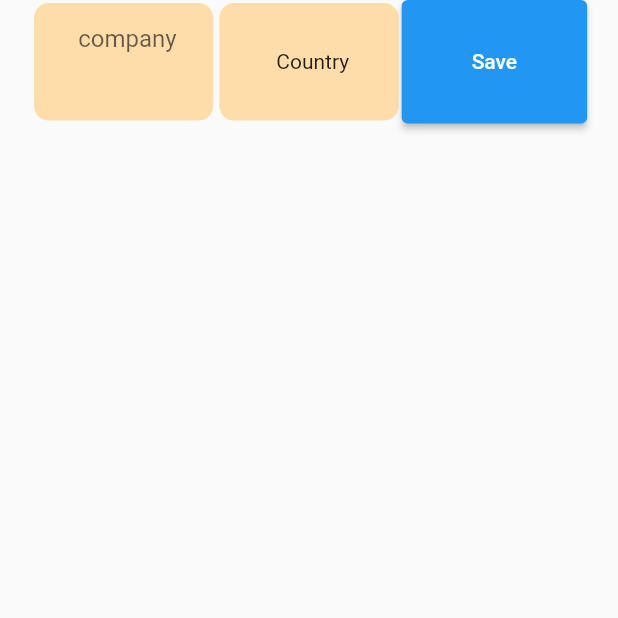
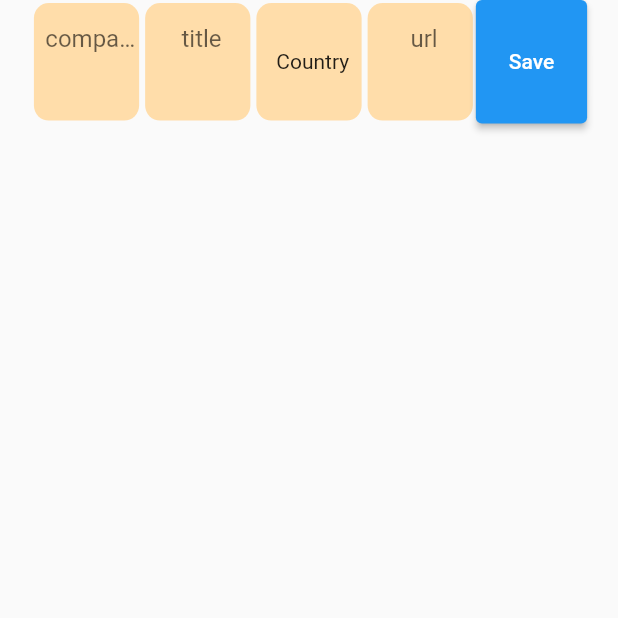
Before and after one commit to nikiforov5000/flutter_jobs_applications, a Flutter app: the screen it shows after launch, on a phone screen of 412 x 824 dp, the top half of it. Run offline on Flutter 3.47's test engine with Material 2 defaults, Android fonts, the phone set to English and light mode, and no system bars; our stand-ins replace cloud_firestore, country_picker, firebase_core; accounts and stored records are empty.

Commit message:
clean all, refactor

```diff
--- a/lib/screens/home_screen/home_screen.dart
+++ b/lib/screens/home_screen/home_screen.dart
@@ -12,7 +12,7 @@ class HomeScreen extends StatelessWidget {
     return Container(
       margin: EdgeInsets.symmetric(horizontal: spacer),
       child: Column(
-        children: [
+        children: const [
           InputSection(),
           JobsStreamBuilder(),
         ],
--- a/lib/screens/home_screen/widgets/input_cell_widget.dart
+++ b/lib/screens/home_screen/widgets/input_cell_widget.dart
@@ -2,7 +2,7 @@ import 'package:flutter/material.dart';
 import 'package:flutter_jobs_applications/screens/home_screen/constants/colors.dart';
 
 class InputCellWidget extends StatelessWidget {
-  InputCellWidget({required this.child});
+  const InputCellWidget({super.key, required this.child});
 
   final Widget child;
 
@@ -10,14 +10,14 @@ class InputCellWidget extends StatelessWidget {
   Widget build(BuildContext context) {
     return Expanded(
       child: Container(
-        padding: EdgeInsets.only(left: 5.0),
-        margin: EdgeInsets.all(2.0),
+        padding: const EdgeInsets.only(left: 5.0),
+        margin: const EdgeInsets.all(2.0),
         decoration: BoxDecoration(
           color: kInputColor,
           borderRadius: BorderRadius.circular(10),
         ),
         child: child,
       ),
-    );;
+    );
   }
 }
--- a/lib/screens/home_screen/widgets/input_section.dart
+++ b/lib/screens/home_screen/widgets/input_section.dart
@@ -3,42 +3,19 @@ import 'package:flutter_jobs_applications/screens/home_screen/widgets/input_cell
 import 'package:flutter_jobs_applications/screens/home_screen/widgets/my_country_picker.dart';
 import 'package:flutter_jobs_applications/screens/home_screen/widgets/save_button.dart';
 import 'package:flutter_jobs_applications/screens/home_screen/widgets/text_field_widget.dart';
-import 'package:flutter_jobs_applications/services/company_provider.dart';
-import 'package:flutter_jobs_applications/services/title_provider.dart';
-import 'package:flutter_jobs_applications/services/url_provider.dart';
-import 'package:provider/provider.dart';
 
 class InputSection extends StatelessWidget {
   const InputSection({Key? key}) : super(key: key);
 
   @override
   Widget build(BuildContext context) {
-    final companyProvider = Provider.of<CompanyProvider>(context);
-    final urlProvider = Provider.of<UrlProvider>(context);
-    final titleProvider = Provider.of<TitleProvider>(context);
-
     final height = MediaQuery.of(context).size.height;
     final rowHeight = height / 10;
 
-
-    // TextEditingController companyController = TextEditingController();
     final companyInput = TextFieldWidget(label: 'company');
-
-    // TextEditingController titleController = TextEditingController();
-    // final titleInput = TextFieldWidget(label: 'title', provider: titleProvider, controller: titleController,);
-    //
-    // TextEditingController urlController = TextEditingController();
-    // final urlInput = TextFieldWidget(label: 'url', provider: urlProvider, controller: urlController);
-    //
-    // TextEditingController countryController = TextEditingController();
+    final titleInput = TextFieldWidget(label: 'title');
     final MyCountryPicker countryPicker = MyCountryPicker();
-    //
-    // List<TextEditingController> controllers = [
-    //   companyController,
-    //   titleController,
-    //   urlController,
-    //   countryController,
-    // ];
+    final urlInput = TextFieldWidget(label: 'url');
 
     return SizedBox(
       height: rowHeight,
@@ -46,14 +23,14 @@ class InputSection extends StatelessWidget {
         crossAxisAlignment: CrossAxisAlignment.stretch,
         children: [
           InputCellWidget(child: companyInput),
-          // InputCellWidget(child: titleInput),
+          InputCellWidget(child: titleInput),
           InputCellWidget(child: countryPicker),
-          // InputCellWidget(child: urlInput),
+          InputCellWidget(child: urlInput),
           SaveButton(
-              companyWidget: companyInput,
-              // titleInput: titleInput
-              countryPicker: countryPicker
-              // urlInput: urlInput
+            companyWidget: companyInput,
+            countryPicker: countryPicker,
+            titleWidget: titleInput,
+            urlWidget: urlInput,
           ),
         ],
       ),
--- a/lib/screens/home_screen/widgets/item_cell_text.dart
+++ b/lib/screens/home_screen/widgets/item_cell_text.dart
@@ -13,7 +13,7 @@ class ItemCellText extends StatelessWidget {
         mainAxisAlignment: MainAxisAlignment.start,
         children: [
           SizedBox(width: spacer,),
-          Text(data!),
+          Flexible(child: Text(data!, overflow: TextOverflow.ellipsis,)),
           SizedBox(width: spacer,),
         ],
       ),
--- a/lib/screens/home_screen/widgets/jobs_list_view.dart
+++ b/lib/screens/home_screen/widgets/jobs_list_view.dart
@@ -4,30 +4,25 @@ import 'package:flutter_jobs_applications/models/job_application.dart';
 import 'package:flutter_jobs_applications/screens/home_screen/widgets/jobs_list_item.dart';
 
 class JobsListView extends StatelessWidget {
-  JobsListView({required this.snapshot});
+  const JobsListView({super.key, required this.snapshot});
 
   final AsyncSnapshot<QuerySnapshot<Object?>> snapshot;
 
   @override
   Widget build(BuildContext context) {
     return Expanded(
-      child: Container(
       child: ListView.builder(
         itemCount: snapshot.data?.docs.length,
         itemBuilder: (BuildContext context, int index) {
           final doc = snapshot.data?.docs[index];
           if (doc == null || !doc.exists) {
-              return Placeholder(
-                child: Text('NULL document'),
-              );
+            return const Placeholder(child: Text('NULL document'));
           }
-            final JobApplication jobApplication = JobApplication.fromFirebase(doc);
+          final JobApplication jobApplication =
+              JobApplication.fromFirebase(doc);
           return JobsListItem(index, jobApplication);
         },
       ),
-      ),
     );
   }
-
-
 }
--- a/lib/screens/home_screen/widgets/jobs_stream_builder.dart
+++ b/lib/screens/home_screen/widgets/jobs_stream_builder.dart
@@ -10,8 +10,8 @@ class JobsStreamBuilder extends StatelessWidget {
     return StreamBuilder<QuerySnapshot>(
       stream: FirebaseFirestore.instance.collection('applications').snapshots(),
       builder: (context, snapshot) {
-        if (snapshot == null || !snapshot.hasData) {
-          return Text('Snapshot is empty');
+        if (snapshot.hasError || !snapshot.hasData) {
+          return const Text('Snapshot is empty');
         }
         return JobsListView(snapshot: snapshot);
       },
--- a/lib/screens/home_screen/widgets/my_country_picker.dart
+++ b/lib/screens/home_screen/widgets/my_country_picker.dart
@@ -1,24 +1,18 @@
 import 'package:country_picker/country_picker.dart';
 import 'package:flutter/material.dart';
-import 'package:flutter_jobs_applications/services/country_provider.dart';
-import 'package:provider/provider.dart';
 
 class MyCountryPicker extends StatefulWidget {
+  MyCountryPicker({super.key});
+
   get text => countryCode;
   String? countryCode;
+
   @override
   State<MyCountryPicker> createState() => _MyCountryPickerState();
 }
 
 class _MyCountryPickerState extends State<MyCountryPicker> {
-
-  final List<String> favorite = [
-    'TR',
-    'GB',
-    'FR',
-    'KZ',
-    'US'
-  ];
+  final List<String> favorite = ['TR', 'GB', 'FR', 'KZ', 'US'];
 
   @override
   Widget build(BuildContext context) {
@@ -35,7 +29,6 @@ class _MyCountryPickerState extends State<MyCountryPicker> {
           },
         );
       },
-
     );
   }
 }
--- a/lib/screens/home_screen/widgets/save_button.dart
+++ b/lib/screens/home_screen/widgets/save_button.dart
@@ -1,39 +1,32 @@
 import 'package:cloud_firestore/cloud_firestore.dart';
-import 'package:country_picker/country_picker.dart';
 import 'package:flutter/material.dart';
 import 'package:flutter_jobs_applications/screens/home_screen/widgets/my_country_picker.dart';
 import 'package:flutter_jobs_applications/screens/home_screen/widgets/text_field_widget.dart';
-import 'package:flutter_jobs_applications/services/company_provider.dart';
-import 'package:flutter_jobs_applications/services/country_provider.dart';
-import 'package:flutter_jobs_applications/services/title_provider.dart';
-import 'package:flutter_jobs_applications/services/url_provider.dart';
-import 'package:provider/provider.dart';
 
 class SaveButton extends StatelessWidget {
-
-  SaveButton({
+  const SaveButton({
+    super.key,
     required this.countryPicker,
     required this.companyWidget,
-    // required this.controllers,
+    required this.titleWidget,
+    required this.urlWidget,
   });
+
   final TextFieldWidget companyWidget;
+  final TextFieldWidget titleWidget;
+  final TextFieldWidget urlWidget;
   final MyCountryPicker countryPicker;
-  // final List<TextEditingController> controllers;
+
   @override
   Widget build(BuildContext context) {
-
     return Expanded(
       child: ElevatedButton(
         onPressed: () async {
-          // final titleProvider = Provider.of<TitleProvider>(context, listen: false);
-          // final companyProvider = Provider.of<CompanyProvider>(context, listen: false);
-          // final countryProvider = Provider.of<CountryProvider>(context, listen: false);
-          // final urlProvider = Provider.of<UrlProvider>(context, listen: false);
           final data = {
             'company': companyWidget.text,
-            // 'title': titleProvider.value,
+            'title': titleWidget.text,
             'country': countryPicker.text,
-            // 'url': urlProvider.value,
+            'url': urlWidget.text,
             'date': DateTime.now(),
           };
           final firestore = FirebaseFirestore.instance;
@@ -41,13 +34,8 @@ class SaveButton extends StatelessWidget {
           await collectionRef.add(data);
 
           companyWidget.clear();
-
-          // for (var controller in controllers) { controller.clear(); }
-
-          // titleProvider.value = null;
-          // companyProvider.value = null;
-          // countryProvider.value = null;
-          // urlProvider.value = null;
+          titleWidget.clear();
+          urlWidget.clear();
         },
         child: const Text('Save'),
       ),
--- a/lib/screens/home_screen/widgets/text_field_widget.dart
+++ b/lib/screens/home_screen/widgets/text_field_widget.dart
@@ -1,17 +1,13 @@
 import 'package:flutter/material.dart';
-import 'package:flutter_jobs_applications/services/super_provider.dart';
+
 class TextFieldWidget extends StatelessWidget {
   TextFieldWidget({
     super.key,
-    // required this.provider,
     required this.label,
-    // required this.controller,
   });
+
   TextEditingController controller = TextEditingController();
-
-  // final SuperProvider provider;
-  final label;
-  // final TextEditingController controller;
+  final String label;
 
   String get text => controller.text;
   void clear() => controller.clear();
@@ -25,9 +21,6 @@ class TextFieldWidget extends StatelessWidget {
         hintText: label,
         border: InputBorder.none,
       ),
-      onChanged: (value) {
-        // provider.value = value;
-      },
     );
   }
 }
--- a/lib/services/title_provider.dart
+++ b/lib/services/title_provider.dart
@@ -1,4 +1,5 @@
 import 'package:flutter_jobs_applications/services/super_provider.dart';
 
 class TitleProvider extends SuperProvider {
+
 }
```
Also changed, not shown: lib/screens/home_screen/widgets/jobs_list_item.dart (+34 -12 lines). Lines whose indentation alone changed are shown as unchanged.
